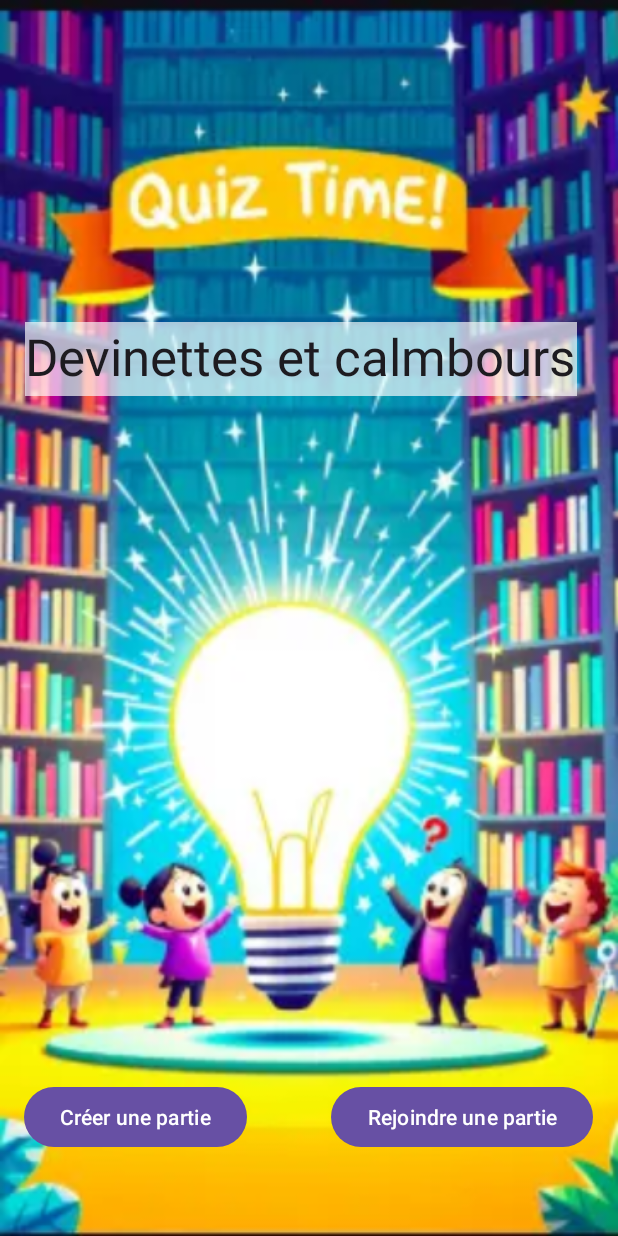
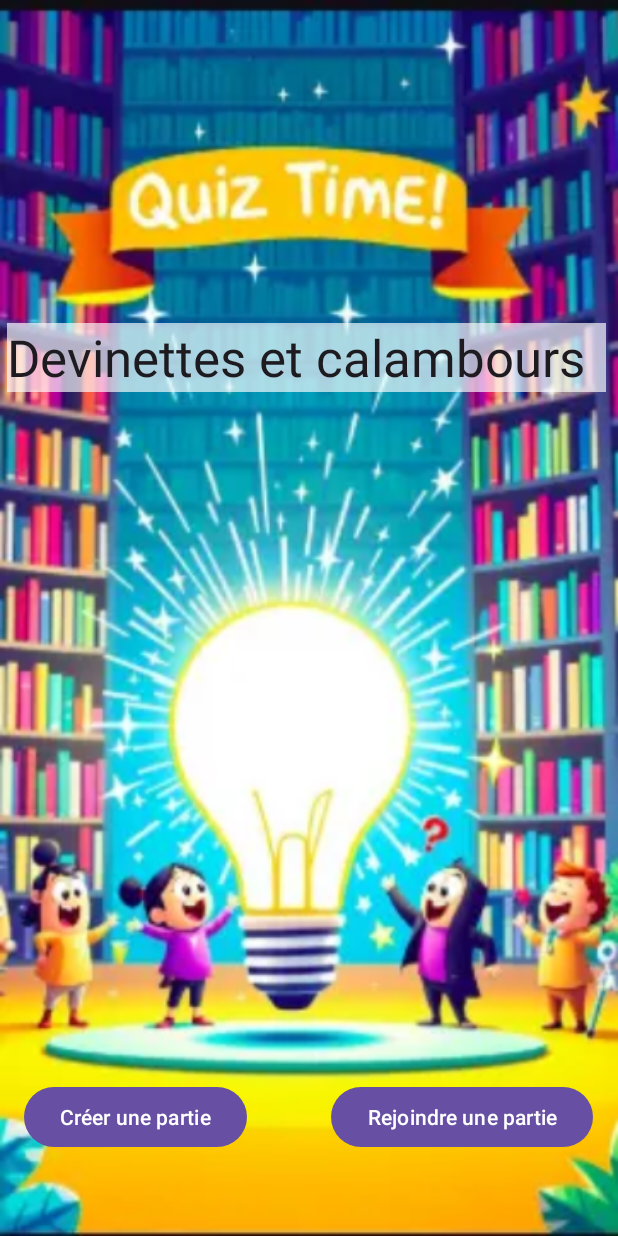
Before and after one commit to Leroideslicornes/Projet_android, an Android app: the screen it shows after launch (MainActivity), on a phone screen of 412 x 824 dp. Run offline under Robolectric (Android 15) with nearby library versions, the phone set to English and light mode, and no system bars.

Commit message:
page xml

```diff
--- a/app/src/main/res/layout/activity_main.xml
+++ b/app/src/main/res/layout/activity_main.xml
@@ -34,9 +34,9 @@
 			app:layout_constraintVertical_bias="0.929" app:layout_constraintHorizontal_bias="0.061"
 			app:layout_constraintTop_toTopOf="parent"/>
 	<TextView
-			android:text="Devinettes et calmbours"
-			android:layout_width="368dp"
-			android:layout_height="49dp" android:id="@+id/textView2"
+			android:text="Devinettes et calambours"
+			android:layout_width="399dp"
+			android:layout_height="46dp" android:id="@+id/textView2"
 			app:layout_constraintEnd_toEndOf="parent" app:layout_constraintStart_toStartOf="parent"
 			app:layout_constraintTop_toTopOf="parent" app:layout_constraintBottom_toBottomOf="parent"
 			app:layout_constraintHorizontal_bias="0.372" app:layout_constraintVertical_bias="0.277"
```
